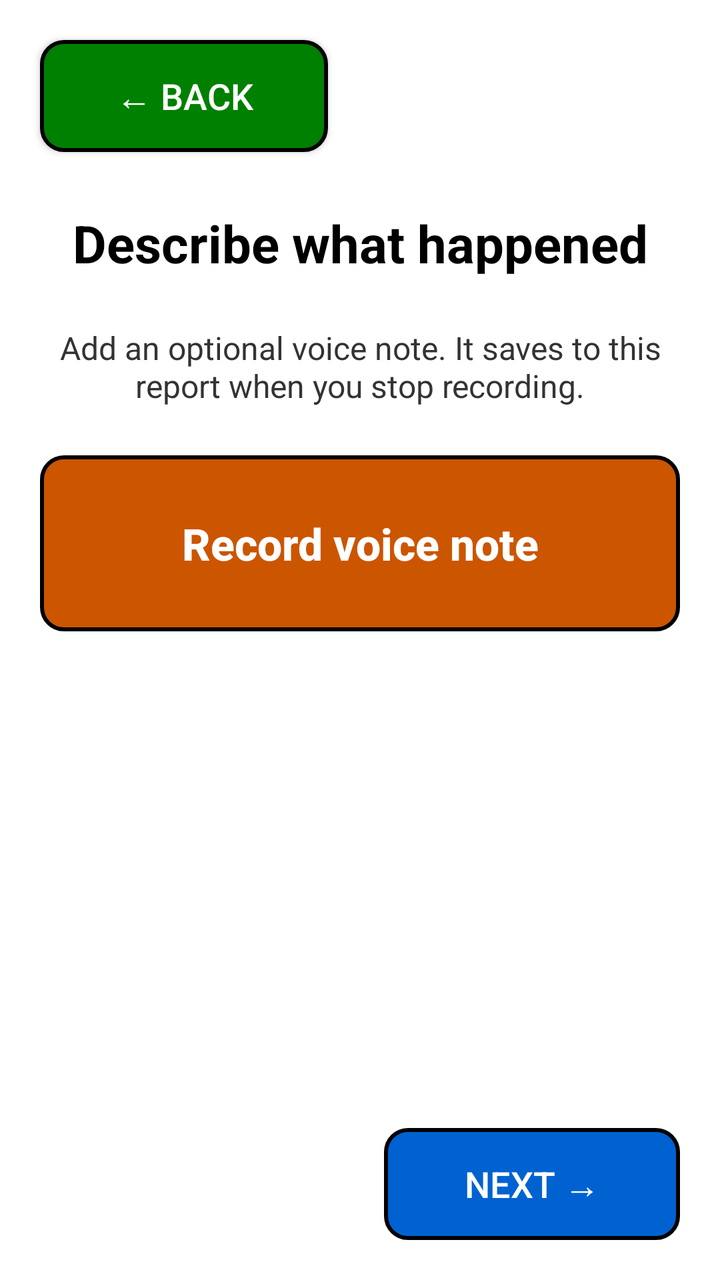
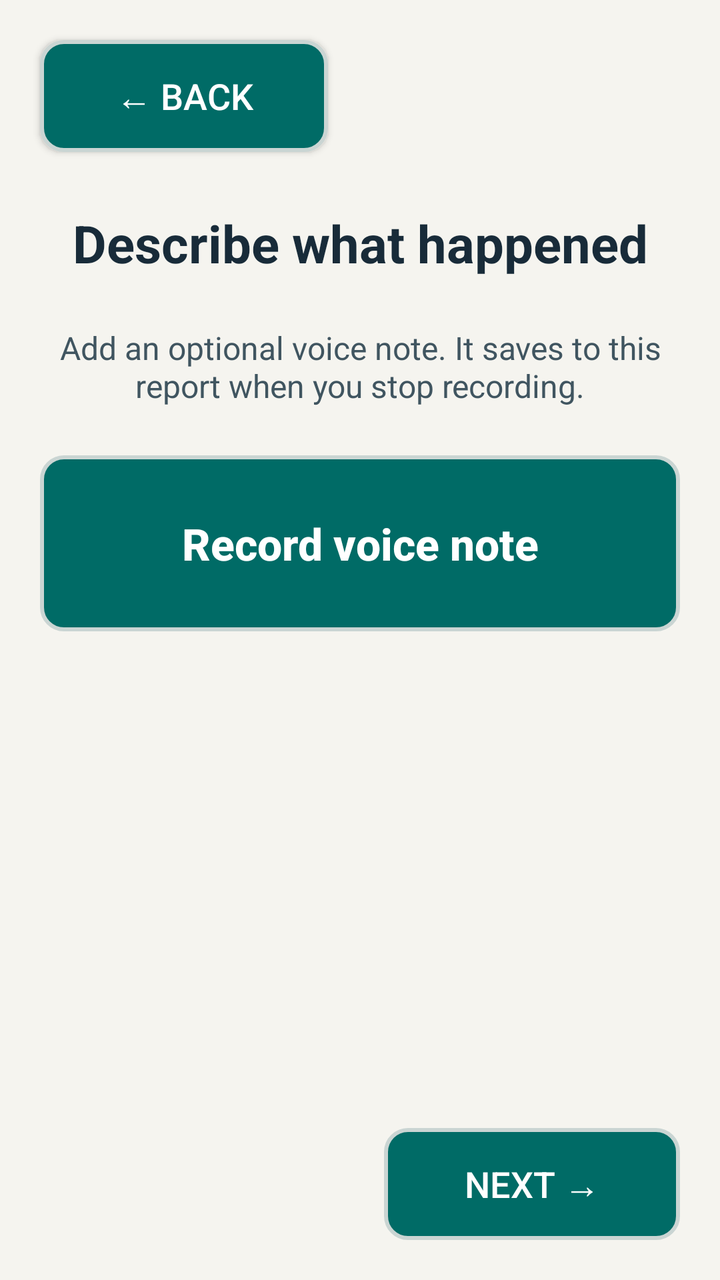

An Android layout rendered at two revisions. The XML below is the earlier revision; the diff shows what the commit changed to produce the second picture.
<!-- AndroidManifest.xml: application theme Theme.JavaReportingSystem -->
<!-- res/layout/activity_report_voice.xml -->
<?xml version="1.0" encoding="utf-8"?>
<androidx.constraintlayout.widget.ConstraintLayout xmlns:android="http://schemas.android.com/apk/res/android"
    xmlns:app="http://schemas.android.com/apk/res-auto"
    xmlns:tools="http://schemas.android.com/tools"
    android:id="@+id/main"
    android:layout_width="match_parent"
    android:layout_height="match_parent"
    android:background="@android:color/white"
    tools:context=".ui.ReportVoiceActivity">

    <Button
        android:id="@+id/btnBack"
        android:layout_width="144dp"
        android:layout_height="56dp"
        android:layout_marginStart="20dp"
        android:layout_marginTop="20dp"
        android:background="@drawable/back_button"
        android:text="@string/back"
        android:textAllCaps="false"
        android:textColor="@color/white"
        android:textSize="18sp"
        app:layout_constraintStart_toStartOf="parent"
        app:layout_constraintTop_toTopOf="parent" />

    <TextView
        android:id="@+id/txtHeading"
        android:layout_width="0dp"
        android:layout_height="wrap_content"
        android:layout_marginStart="20dp"
        android:layout_marginTop="28dp"
        android:layout_marginEnd="20dp"
        android:gravity="center"
        android:text="@string/voice_heading"
        android:textColor="@android:color/black"
        android:textSize="26sp"
        android:textStyle="bold"
        app:layout_constraintEnd_toEndOf="parent"
        app:layout_constraintStart_toStartOf="parent"
        app:layout_constraintTop_toBottomOf="@id/btnBack" />

    <ScrollView
        android:id="@+id/voiceContent"
        android:layout_width="0dp"
        android:layout_height="0dp"
        android:fillViewport="true"
        app:layout_constraintBottom_toTopOf="@id/btnNext"
        app:layout_constraintEnd_toEndOf="parent"
        app:layout_constraintStart_toStartOf="parent"
        app:layout_constraintTop_toBottomOf="@id/txtHeading">

        <LinearLayout
            android:layout_width="match_parent"
            android:layout_height="wrap_content"
            android:orientation="vertical"
            android:paddingStart="20dp"
            android:paddingTop="24dp"
            android:paddingEnd="20dp"
            android:paddingBottom="24dp">

            <TextView
                android:id="@+id/tvVoiceStatus"
                android:layout_width="match_parent"
                android:layout_height="wrap_content"
                android:gravity="center"
                android:accessibilityLiveRegion="polite"
                android:text="@string/voice_hint"
                android:textColor="#333333"
                android:textSize="16sp" />

            <Button
                android:id="@+id/btnRecord"
                android:layout_width="match_parent"
                android:layout_height="wrap_content"
                android:layout_marginTop="24dp"
                android:background="@drawable/record_button"
                android:backgroundTint="@null"
                android:insetBottom="0dp"
                android:insetTop="0dp"
                android:minHeight="88dp"
                android:padding="16dp"
                android:stateListAnimator="@null"
                android:text="@string/record_voice_note"
                android:textAllCaps="false"
                android:textColor="@color/white"
                android:textSize="22sp"
                android:textStyle="bold" />

            <TextView
                android:id="@+id/tvRecordTimer"
                android:layout_width="match_parent"
                android:layout_height="wrap_content"
                android:layout_marginTop="12dp"
                android:gravity="center"
                android:text="0:00"
                android:textColor="@android:color/black"
                android:textSize="18sp"
                android:visibility="gone" />

            <LinearLayout
                android:id="@+id/audioPlayer"
                android:layout_width="match_parent"
                android:layout_height="wrap_content"
                android:layout_marginTop="28dp"
                android:orientation="vertical"
                android:visibility="gone" />
        </LinearLayout>
    </ScrollView>

    <Button
        android:id="@+id/btnNext"
        android:layout_width="148dp"
        android:layout_height="56dp"
        android:layout_marginEnd="20dp"
        android:layout_marginBottom="20dp"
        android:background="@drawable/next_button"
        android:enabled="false"
        android:text="@string/next"
        android:textAllCaps="false"
        android:textColor="@color/white"
        android:textSize="18sp"
        app:layout_constraintBottom_toBottomOf="parent"
        app:layout_constraintEnd_toEndOf="parent" />

</androidx.constraintlayout.widget.ConstraintLayout>
<!-- resources referenced by this layout -->
<resources>
  <color name="white">#FFFFFFFF</color>
  <!-- drawable back_button (drawable) -->
  <?xml version="1.0" encoding="utf-8"?>
  <shape xmlns:android="http://schemas.android.com/apk/res/android"
      android:shape="rectangle">
  
      <solid android:color="#008000" />
  
      <stroke
          android:width="2dp"
          android:color="#000000" />
  
      <corners android:radius="11dp" />
  
  </shape>
  <!-- drawable next_button (drawable) -->
  <?xml version="1.0" encoding="utf-8"?>
  <shape xmlns:android="http://schemas.android.com/apk/res/android"
      android:shape="rectangle">
  
      <solid android:color="#0062D1" />
  
      <stroke
          android:width="2dp"
          android:color="#000000" />
  
      <corners android:radius="11dp" />
  
  </shape>
  <!-- drawable record_button (drawable) -->
  <?xml version="1.0" encoding="utf-8"?>
  <shape xmlns:android="http://schemas.android.com/apk/res/android"
      android:shape="rectangle">
  
      <solid android:color="#CC5500" />
  
      <stroke
          android:width="2dp"
          android:color="#000000" />
  
      <corners android:radius="11dp" />
  
  </shape>
  <string name="back">← BACK</string>
  <string name="next">NEXT →</string>
  <string name="record_voice_note">Record voice note</string>
  <string name="voice_heading">Describe what happened</string>
  <string name="voice_hint">Add an optional voice note. It saves to this report when you stop recording.</string>
  <style name="Theme.JavaReportingSystem" parent="Base.Theme.JavaReportingSystem" />
  <style name="Base.Theme.JavaReportingSystem" parent="Theme.AppCompat.DayNight.NoActionBar">
          
          
      </style>
</resources>

<!-- the commit's change to res/layout/activity_report_voice.xml (unified diff, before → after) -->
@@ -5,7 +5,7 @@
     android:id="@+id/main"
     android:layout_width="match_parent"
     android:layout_height="match_parent"
-    android:background="@android:color/white"
+    android:background="@color/safety_background"
     tools:context=".ui.ReportVoiceActivity">
 
     <Button
@@ -17,10 +17,11 @@
         android:background="@drawable/back_button"
         android:text="@string/back"
         android:textAllCaps="false"
-        android:textColor="@color/white"
+        android:textColor="@color/safety_on_action"
         android:textSize="18sp"
         app:layout_constraintStart_toStartOf="parent"
-        app:layout_constraintTop_toTopOf="parent" />
+        app:layout_constraintTop_toTopOf="parent"
+                app:backgroundTint="@null" />
 
     <TextView
         android:id="@+id/txtHeading"
@@ -31,7 +32,7 @@
         android:layout_marginEnd="20dp"
         android:gravity="center"
         android:text="@string/voice_heading"
-        android:textColor="@android:color/black"
+        android:textColor="@color/safety_text"
         android:textSize="26sp"
         android:textStyle="bold"
         app:layout_constraintEnd_toEndOf="parent"
@@ -64,7 +65,7 @@
                 android:gravity="center"
                 android:accessibilityLiveRegion="polite"
                 android:text="@string/voice_hint"
-                android:textColor="#333333"
+                android:textColor="@color/safety_text_secondary"
                 android:textSize="16sp" />
 
             <Button
@@ -73,7 +74,6 @@
                 android:layout_height="wrap_content"
                 android:layout_marginTop="24dp"
                 android:background="@drawable/record_button"
-                android:backgroundTint="@null"
                 android:insetBottom="0dp"
                 android:insetTop="0dp"
                 android:minHeight="88dp"
@@ -81,9 +81,10 @@
                 android:stateListAnimator="@null"
                 android:text="@string/record_voice_note"
                 android:textAllCaps="false"
-                android:textColor="@color/white"
+                android:textColor="@color/safety_on_action"
                 android:textSize="22sp"
-                android:textStyle="bold" />
+                android:textStyle="bold"
+                app:backgroundTint="@null" />
 
             <TextView
                 android:id="@+id/tvRecordTimer"
@@ -92,7 +93,7 @@
                 android:layout_marginTop="12dp"
                 android:gravity="center"
                 android:text="0:00"
-                android:textColor="@android:color/black"
+                android:textColor="@color/safety_text"
                 android:textSize="18sp"
                 android:visibility="gone" />
 
@@ -116,9 +117,10 @@
         android:enabled="false"
         android:text="@string/next"
         android:textAllCaps="false"
-        android:textColor="@color/white"
+        android:textColor="@color/safety_on_action"
         android:textSize="18sp"
         app:layout_constraintBottom_toBottomOf="parent"
-        app:layout_constraintEnd_toEndOf="parent" />
+        app:layout_constraintEnd_toEndOf="parent"
+                app:backgroundTint="@null" />
 
 </androidx.constraintlayout.widget.ConstraintLayout>
<!-- resource entries referenced after the edit -->
@@ -1,16 +1,19 @@
 <!-- resources referenced by this layout -->
 <resources>
-  <color name="white">#FFFFFFFF</color>
+  <color name="safety_background">#F5F4EF</color>
+  <color name="safety_on_action">#FFFFFF</color>
+  <color name="safety_text">#182B39</color>
+  <color name="safety_text_secondary">#405560</color>
   <!-- drawable back_button (drawable) -->
   <?xml version="1.0" encoding="utf-8"?>
   <shape xmlns:android="http://schemas.android.com/apk/res/android"
       android:shape="rectangle">
   
-      <solid android:color="#008000" />
+      <solid android:color="@color/safety_action" />
   
       <stroke
           android:width="2dp"
-          android:color="#000000" />
+          android:color="@color/safety_border" />
   
       <corners android:radius="11dp" />
   
@@ -20,11 +23,11 @@
   <shape xmlns:android="http://schemas.android.com/apk/res/android"
       android:shape="rectangle">
   
-      <solid android:color="#0062D1" />
+      <solid android:color="@color/safety_action" />
   
       <stroke
           android:width="2dp"
-          android:color="#000000" />
+          android:color="@color/safety_border" />
   
       <corners android:radius="11dp" />
   
@@ -34,11 +37,11 @@
   <shape xmlns:android="http://schemas.android.com/apk/res/android"
       android:shape="rectangle">
   
-      <solid android:color="#CC5500" />
+      <solid android:color="@color/safety_action" />
   
       <stroke
           android:width="2dp"
-          android:color="#000000" />
+          android:color="@color/safety_border" />
   
       <corners android:radius="11dp" />
   
@@ -49,9 +52,20 @@
   <string name="voice_heading">Describe what happened</string>
   <string name="voice_hint">Add an optional voice note. It saves to this report when you stop recording.</string>
   <style name="Theme.JavaReportingSystem" parent="Base.Theme.JavaReportingSystem" />
-  <style name="Base.Theme.JavaReportingSystem" parent="Theme.AppCompat.DayNight.NoActionBar">
-          
-          
+  <color name="safety_action">#006B66</color>
+  <color name="safety_border">#CAD5D3</color>
+  <style name="Base.Theme.JavaReportingSystem" parent="Theme.AppCompat.Light.NoActionBar">
+          <item name="colorPrimary">@color/safety_action</item>
+          <item name="colorOnPrimary">@color/safety_on_action</item>
+          <item name="colorSurface">@color/safety_surface</item>
+          <item name="colorOnSurface">@color/safety_text</item>
+          <item name="android:colorAccent">@color/safety_action</item>
+          <item name="android:windowBackground">@color/safety_background</item>
+          <item name="android:statusBarColor">@color/safety_background</item>
+          <item name="android:navigationBarColor">@color/safety_background</item>
+          <item name="android:windowLightStatusBar">true</item>
+          <item name="android:windowLightNavigationBar">true</item>
       </style>
+  <color name="safety_surface">#FFFFFF</color>
 </resources>
 
